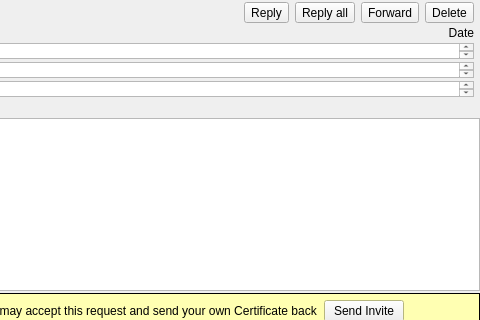
Above: retroshare-gui/src/gui/msgs/MessageWidget.ui from RetroShare/RetroShare before the change; both pictures show x 218 to 698 and y 0 to 320 of the 698 by 539 pixel window. Below: the same form after it.
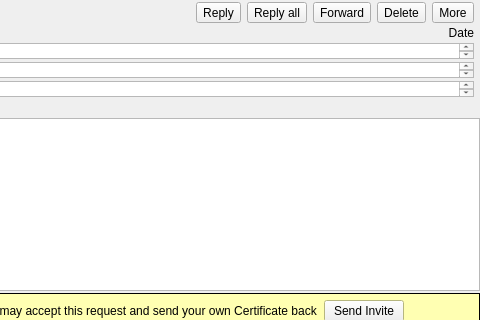
That is the form after the change. Icons and pictures are not drawn. Custom widgets are drawn as their Qt base class.

Commit message:
Added a "More" actions button for some needed actions
* Added a "More" actions button for some needed actions
* Added actions back for Save, Print.. , View Source & Button style

The edit to the form file:
```diff
--- a/retroshare-gui/src/gui/msgs/MessageWidget.ui
+++ b/retroshare-gui/src/gui/msgs/MessageWidget.ui
@@ -256,6 +256,38 @@
               </property>
              </widget>
             </item>
+            <item>
+             <widget class="QToolButton" name="moreButton">
+              <property name="sizePolicy">
+               <sizepolicy hsizetype="Fixed" vsizetype="Preferred">
+                <horstretch>0</horstretch>
+                <verstretch>0</verstretch>
+               </sizepolicy>
+              </property>
+              <property name="toolTip">
+               <string>&lt;html&gt;&lt;head/&gt;&lt;body&gt;&lt;p&gt;More actions&lt;/p&gt;&lt;/body&gt;&lt;/html&gt;</string>
+              </property>
+              <property name="text">
+               <string>More</string>
+              </property>
+              <property name="icon">
+               <iconset resource="../icons.qrc">
+                <normaloff>:/icons/png/options2.png</normaloff>:/icons/png/options2.png</iconset>
+              </property>
+              <property name="iconSize">
+               <size>
+                <width>22</width>
+                <height>22</height>
+               </size>
+              </property>
+              <property name="popupMode">
+               <enum>QToolButton::InstantPopup</enum>
+              </property>
+              <property name="toolButtonStyle">
+               <enum>Qt::ToolButtonTextBesideIcon</enum>
+              </property>
+             </widget>
+            </item>
            </layout>
           </item>
           <item row="1" column="1" colspan="3">
```
Left out of the diff: 15 changed lines with no effect on the pictures. The commit also changes 2 other files.
